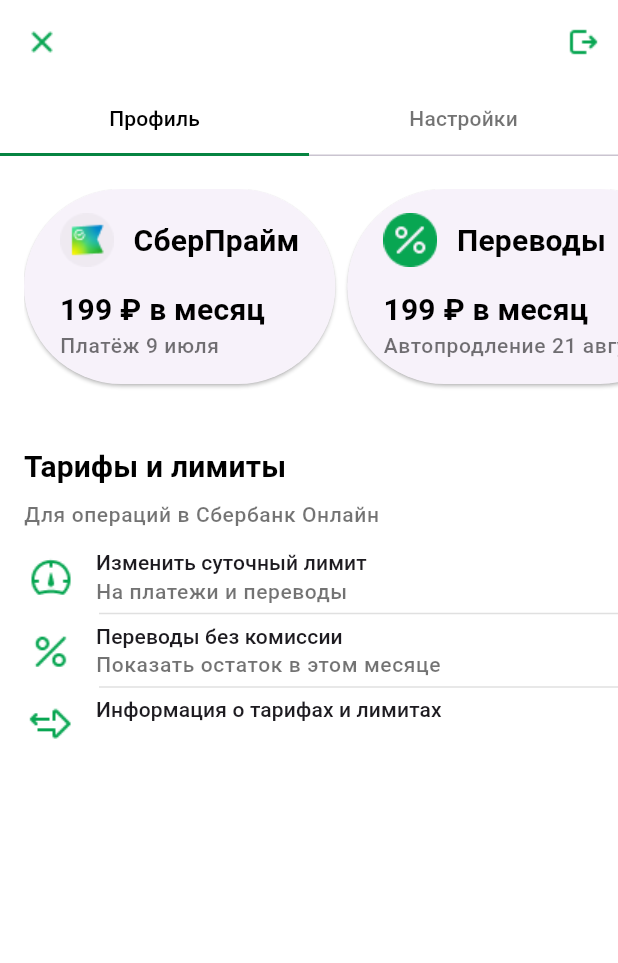
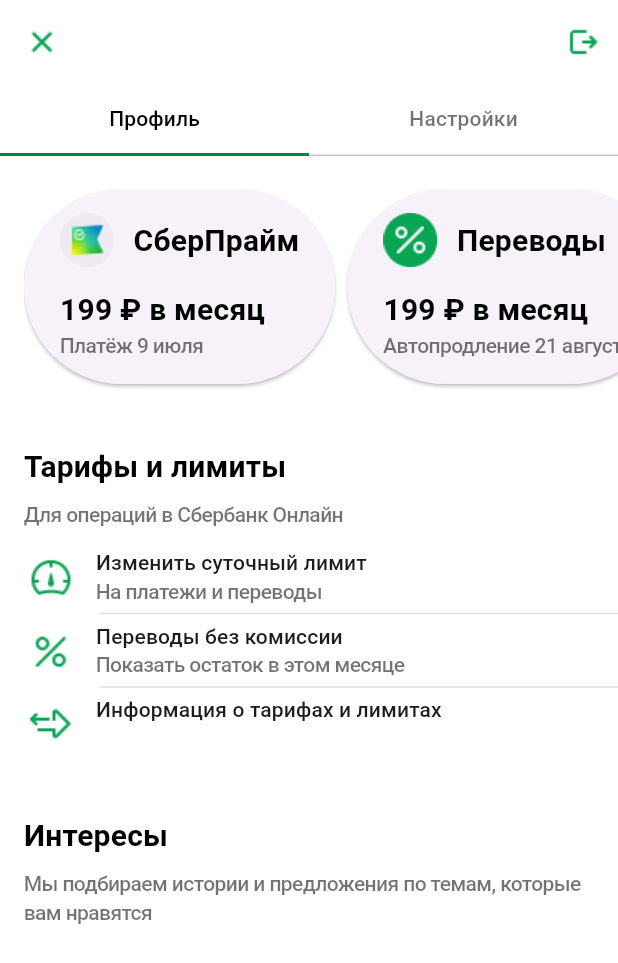
Before and after one commit to juliazubova/effective_sber, a Flutter app: the screen it shows after launch, scrolled down 280 dp, on a phone screen of 412 x 824 dp. Shown: the top 963 px of the screen. Run offline on Flutter 3.47's test engine with Material 3 defaults, Android fonts, the phone set to English and light mode, and no system bars; Roboto replaces fonts that are missing (SF Pro Text).

Commit message:
add interest header

```diff
--- a/lib/data/sample_data.dart
+++ b/lib/data/sample_data.dart
@@ -19,3 +19,13 @@
   Tariff(name: "Переводы без комиссии", description: "Показать остаток в этом месяце", icon: "assets/percent.png"),
   Tariff(name: "Информация о тарифах и лимитах", description: "", icon: "assets/arrows_forward_back.png"),
 ];
+
+final Map<String, bool> sampleIntersts = {
+  'Еда': false,
+  'Саморазвитие': false,
+  'Технологии': false,
+  'Дом': false,
+  'Досуг': false,
+  'Забота о себе': false,
+  'Наука': false
+};
--- a/lib/screens/main_screen.dart
+++ b/lib/screens/main_screen.dart
@@ -3,6 +3,7 @@
 import 'package:sber/widgets/appbar.dart';
 import 'package:sber/widgets/service_carousel.dart';
 import 'package:sber/widgets/tariffs.dart';
+import 'package:sber/widgets/interests.dart';
 import 'package:sber/data/sample_data.dart';
 
 class MainScreen extends StatefulWidget {
@@ -45,7 +46,9 @@
                   const SizedBox(height: 30),
                   ServiceCarousel(services: sampleServices,),
                   const SizedBox(height: 20),
-                  Tariffs(tariffs: sampleTariffs)
+                  Tariffs(tariffs: sampleTariffs),
+                  const SizedBox(height: 40),
+                  Interests(interests: sampleIntersts)
                 ],
               ) // ...
             ],
--- a/lib/theme/fonts.dart
+++ b/lib/theme/fonts.dart
@@ -6,6 +6,7 @@
     fontFamily: 'SF Pro Display',
     fontWeight: FontWeight.w700,
     fontSize: 24,
+    letterSpacing: -0.7,
     color: AppColors.textPrimary
   );
   static const titleMedium = TextStyle(
@@ -18,6 +19,7 @@
     fontFamily: 'SF Pro Text',
     fontWeight: FontWeight.w500,
     fontSize: 14,
+    letterSpacing: -0.4,
     color: AppColors.textSecondary,
   );
 }
--- /dev/null
+++ b/lib/widgets/interests.dart
@@ -0,0 +1,31 @@
+import 'package:flutter/material.dart';
+import 'package:sber/widgets/subheader.dart';
+
+class Interests extends StatefulWidget {
+  const Interests({super.key, required this.interests});
+
+  // final Chapter chapter;
+  final Map<String, bool> interests;
+
+  @override
+  State<Interests> createState() => _Interests();
+}
+
+class _Interests extends State<Interests> {
+  @override
+  Widget build(BuildContext context) {
+    return const Padding(
+      padding: EdgeInsets.symmetric(horizontal: 16),
+      child: Column(
+        crossAxisAlignment: CrossAxisAlignment.start,
+        children: [
+          SubHeader(
+            title: 'Интересы', description: 'Мы подбираем истории и предложения по темам, которые вам нравятся'
+            ),
+          SizedBox(height: 8),
+
+        ]
+      ),
+    );
+  }
+}
```
